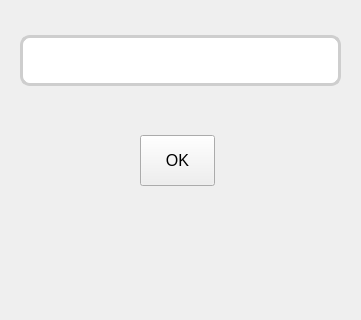
First picture: the form in pin.ui, repository Boondirek-Kanjanapongporn/E-DOCK, before the edit; both pictures show x 0 to 361 and y 155 to 475 of the 361 by 640 pixel window.
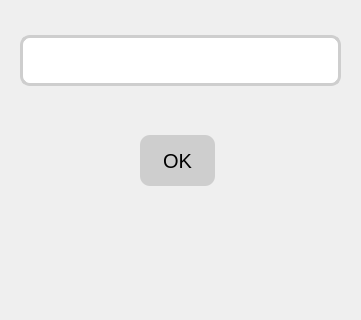
Second picture: the form after the edit. The open tabs and pages were chosen to show the change. Icons and pictures are not drawn.

The edit to the form file:
```diff
--- a/pin.ui
+++ b/pin.ui
@@ -2057,9 +2057,25 @@
      </property>
      <property name="font">
       <font>
-       <pointsize>12</pointsize>
+       <family>Arial</family>
+       <pointsize>-1</pointsize>
+       <italic>false</italic>
+       <bold>false</bold>
       </font>
      </property>
+     <property name="styleSheet">
+      <string notr="true">QPushButton
+{
+	background: #cecece;
+	border-radius: 10px;
+	font: 20px Arial;
+	
+}
+QPushButton:pressed
+{
+	background: #bbbbbf;
+}</string>
+     </property>
      <property name="text">
       <string>OK</string>
      </property>
```
